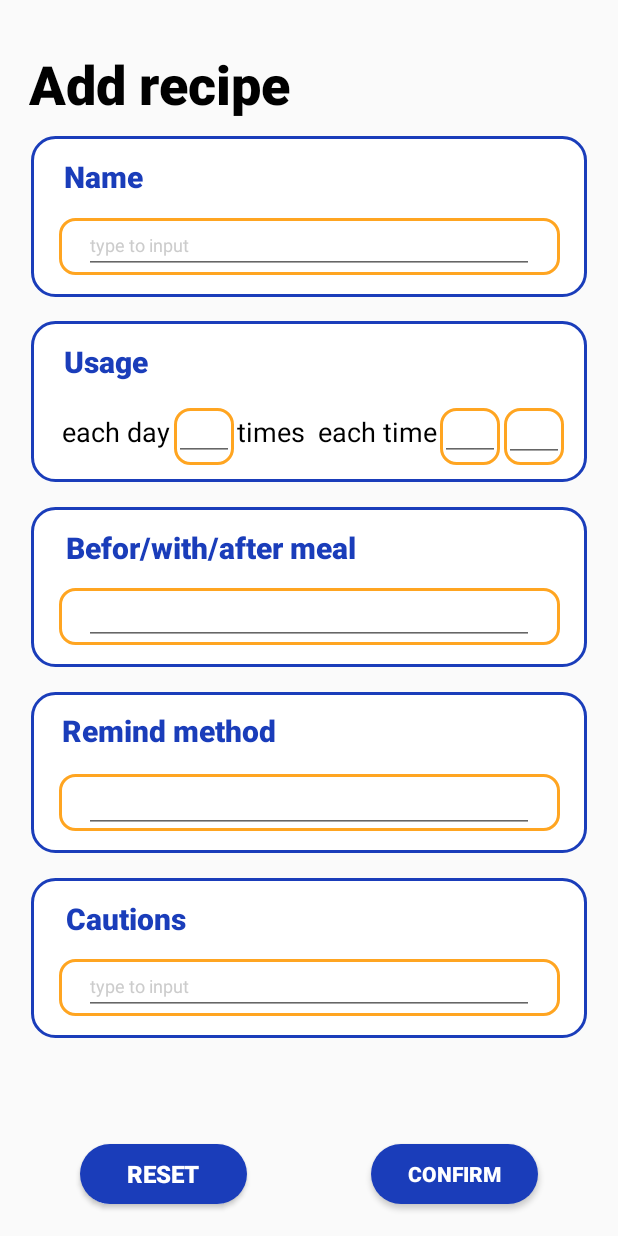
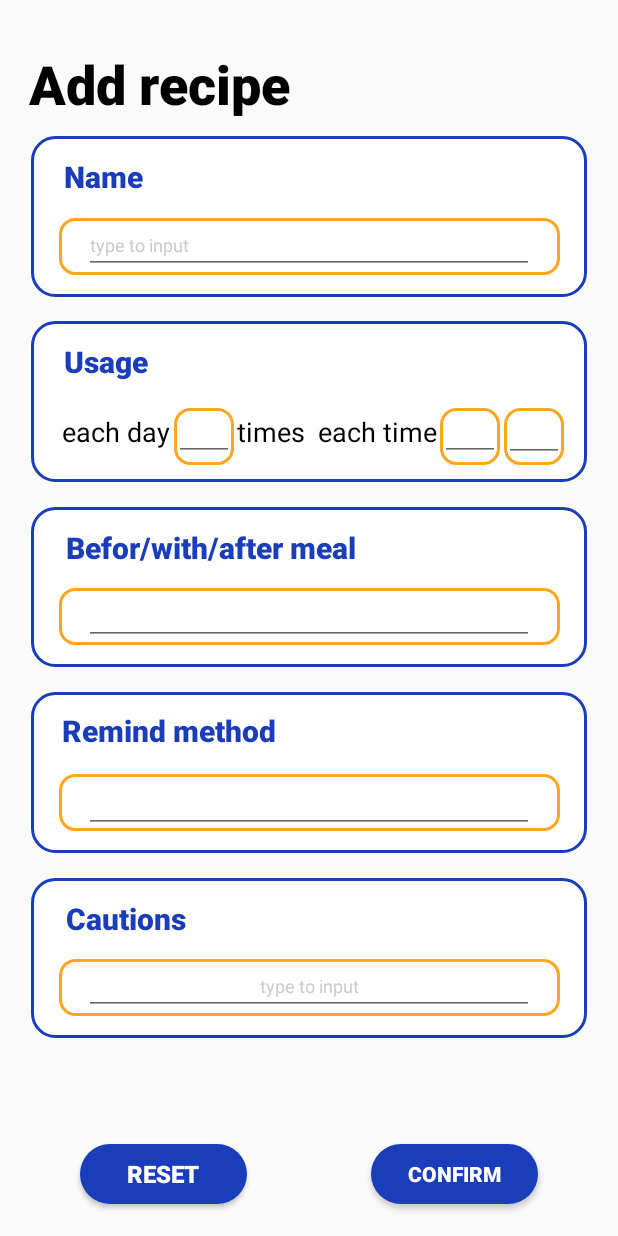
Before and after one commit to KendrickKan/Pill_Aider, an Android app: the Add_Pills_Fragment screen opened through its navigation route, on a phone screen of 412 x 824 dp. Run offline under Robolectric (Android 15) with nearby library versions, the phone set to English and light mode, and no system bars; our stand-ins replace Room's generated code, data binding.

Commit message:
可中英文适配的自动联想和页面逻辑跳转,以及部分页面跳转动画

```diff
--- a/app/src/main/java/com/example/pill_aider/Add_Pills_Fragment.java
+++ b/app/src/main/java/com/example/pill_aider/Add_Pills_Fragment.java
@@ -13,9 +13,12 @@ import android.view.Gravity;
 import android.view.LayoutInflater;
 import android.view.View;
 import android.view.ViewGroup;
+import android.widget.ArrayAdapter;
 import android.widget.Button;
+import android.widget.EditText;
 import android.widget.ImageView;
 import android.widget.LinearLayout;
+import android.widget.MultiAutoCompleteTextView;
 import android.widget.Toast;
 
 /**
@@ -64,10 +67,29 @@ public class Add_Pills_Fragment extends Fragment {
             mParam2 = getArguments().getString(ARG_PARAM2);
         }
     }
-
+    private View add_view;
+    private EditText name, num_of_day, num_per_time, notice;
+    private MultiAutoCompleteTextView item_type,item_time,item_rem;
     @Override
     public void onViewCreated(@NonNull View view, @Nullable Bundle savedInstanceState) {
         super.onViewCreated(view, savedInstanceState);
+        String[] res_for_item_type={getString(R.string.pill_type_piece),getString(R.string.pill_type_grain),getString(R.string.pill_type_ml)};
+        String[] res_for_item_rem={getString(R.string.remind_ring),getString(R.string.remind_vibrate),getString(R.string.remind_ring_and_vibrate)};
+        String[] res_for_item_time={getString(R.string.eat_before_meal),getString(R.string.eat_with_meal),getString(R.string.eat_after_meal)};
+        //自动补全 -同样中英文适配
+        ArrayAdapter<String> arrayAdapter = new ArrayAdapter<String>(view.getContext(), android.R.layout.simple_list_item_1,res_for_item_type);
+        item_type = (MultiAutoCompleteTextView) getView().findViewById(R.id.multiAutoCompleteTextView2);
+        item_type.setAdapter(arrayAdapter);
+        item_type.setTokenizer(new MultiAutoCompleteTextView.CommaTokenizer());
+        ArrayAdapter<String> arrayAdapter2 = new ArrayAdapter<String>(view.getContext(), android.R.layout.simple_list_item_1,res_for_item_time);
+        item_time = (MultiAutoCompleteTextView) getView().findViewById(R.id.multiAutoCompleteTextView3);
+        item_time.setAdapter(arrayAdapter2);
+        item_time.setTokenizer(new MultiAutoCompleteTextView.CommaTokenizer());
+        ArrayAdapter<String> arrayAdapter3 = new ArrayAdapter<String>(view.getContext(), android.R.layout.simple_list_item_1,res_for_item_rem);
+        item_rem = (MultiAutoCompleteTextView) getView().findViewById(R.id.multiAutoCompleteTextView);
+        item_rem.setAdapter(arrayAdapter3);
+        item_rem.setTokenizer(new MultiAutoCompleteTextView.CommaTokenizer());
+        //按钮事件逻辑
         Button button_5,button_4;
         button_5 = getView().findViewById(R.id.button5);
         button_4 = getView().findViewById(R.id.button4);
--- a/app/src/main/res/layout/fragment_add__pills_.xml
+++ b/app/src/main/res/layout/fragment_add__pills_.xml
@@ -445,6 +445,7 @@
         android:ems="10"
         android:hint="@string/reminder_type_to_input2"
         android:inputType="textPersonName"
+        android:textAlignment="center"
         android:textColorHint="@color/color_cccccc"
         android:textSize="12sp"
         app:layout_constraintBottom_toTopOf="@+id/guideline46"
@@ -457,6 +458,7 @@
         android:id="@+id/multiAutoCompleteTextView"
         android:layout_width="300dp"
         android:layout_height="38dp"
+        android:textAlignment="center"
         android:textSize="12sp"
         app:layout_constraintBottom_toTopOf="@+id/guideline44"
         app:layout_constraintEnd_toStartOf="@+id/guideline34"
@@ -468,6 +470,7 @@
         android:id="@+id/multiAutoCompleteTextView3"
         android:layout_width="300dp"
         android:layout_height="38dp"
+        android:textAlignment="center"
         android:textSize="12sp"
         app:layout_constraintBottom_toBottomOf="@+id/view13"
         app:layout_constraintEnd_toStartOf="@+id/guideline34"
@@ -527,6 +530,7 @@
         android:layout_marginTop="16dp"
         android:ems="10"
         android:inputType="number"
+        android:textAlignment="center"
         android:textColor="@color/black"
         android:textSize="12sp"
         app:layout_constraintBottom_toTopOf="@+id/guideline40"
@@ -542,6 +546,7 @@
         android:layout_marginTop="16dp"
         android:ems="10"
         android:inputType="number"
+        android:textAlignment="center"
         android:textColor="@color/black"
         android:textSize="12sp"
         app:layout_constraintBottom_toTopOf="@+id/guideline40"
@@ -554,6 +559,7 @@
         android:id="@+id/multiAutoCompleteTextView2"
         android:layout_width="0dp"
         android:layout_height="38dp"
+        android:textAlignment="center"
         android:textColor="@color/black"
         android:textSize="12sp"
         app:layout_constraintBottom_toTopOf="@+id/guideline40"
--- a/app/src/main/res/layout/fragment_change__pills_.xml
+++ b/app/src/main/res/layout/fragment_change__pills_.xml
@@ -485,6 +485,7 @@
         android:layout_height="34dp"
         android:ems="10"
         android:inputType="number"
+        android:textAlignment="center"
         android:textColor="@color/black"
         android:textSize="12sp"
         app:layout_constraintBottom_toBottomOf="@+id/view2"
@@ -499,6 +500,7 @@
         android:layout_height="34dp"
         android:ems="10"
         android:inputType="number"
+        android:textAlignment="center"
         android:textColor="@color/black"
         android:textSize="12sp"
         app:layout_constraintBottom_toBottomOf="@+id/view2"
@@ -511,6 +513,7 @@
         android:id="@+id/multiAutoCompleteTextView4"
         android:layout_width="0dp"
         android:layout_height="38dp"
+        android:textAlignment="center"
         android:textColor="@color/black"
         android:textSize="12sp"
         app:layout_constraintBottom_toBottomOf="@+id/view2"
@@ -523,6 +526,7 @@
         android:id="@+id/multiAutoCompleteTextView6"
         android:layout_width="300dp"
         android:layout_height="38dp"
+        android:textAlignment="center"
         android:textSize="12sp"
         app:layout_constraintBottom_toBottomOf="@+id/view3"
         app:layout_constraintEnd_toStartOf="@+id/guideline36"
@@ -534,6 +538,7 @@
         android:id="@+id/multiAutoCompleteTextView7"
         android:layout_width="300dp"
         android:layout_height="38dp"
+        android:textAlignment="center"
         android:textSize="12sp"
         app:layout_constraintBottom_toTopOf="@+id/guideline53"
         app:layout_constraintEnd_toStartOf="@+id/guideline36"
@@ -548,6 +553,7 @@
         android:ems="10"
         android:hint="@string/reminder_type_to_input2"
         android:inputType="textPersonName"
+        android:textAlignment="center"
         android:textColorHint="@color/color_cccccc"
         android:textSize="12sp"
         app:layout_constraintBottom_toBottomOf="@+id/view5"
--- a/app/src/main/res/navigation/routing_by_navigation.xml
+++ b/app/src/main/res/navigation/routing_by_navigation.xml
@@ -10,7 +10,8 @@
         android:label="BeginFragment" >
         <action
             android:id="@+id/action_beginFragment_to_protocolFragment"
-            app:destination="@id/protocolFragment" />
+            app:destination="@id/protocolFragment"
+            app:enterAnim="@anim/nav_default_enter_anim" />
     </fragment>
     <fragment
         android:id="@+id/protocolFragment"
@@ -19,7 +20,8 @@
         tools:layout="@layout/fragment_protocol" >
         <action
             android:id="@+id/action_protocolFragment_to_pill_List_Fragment"
-            app:destination="@id/pill_List_Fragment" />
+            app:destination="@id/pill_List_Fragment"
+            app:enterAnim="@anim/nav_default_enter_anim" />
     </fragment>
     <fragment
         android:id="@+id/pill_List_Fragment"
--- a/app/src/main/res/values/strings.xml
+++ b/app/src/main/res/values/strings.xml
@@ -61,4 +61,13 @@
     <string name="developer_people">Guangtong Li,Dong Kan,Zhoucheng Li,Hui Lv,Hankun Liu</string>
     <string name="Settings_tittle">Settings</string>
     <string name="chart_tittle">Health daily</string>
+    <string name="eat_before_meal">before meal</string>
+    <string name="eat_with_meal">with meal</string>
+    <string name="eat_after_meal">after meal</string>
+    <string name="remind_ring">ring</string>
+    <string name="remind_vibrate">vibrate</string>
+    <string name="remind_ring_and_vibrate">ring and vibrate</string>
+    <string name="pill_type_piece">pieces</string>
+    <string name="pill_type_grain">grain</string>
+    <string name="pill_type_ml">ml</string>
 </resources>
```
Also changed, not shown: app/src/main/java/com/example/pill_aider/Change_Pills_Fragment.java (+22 -0 lines), 1 other file.
